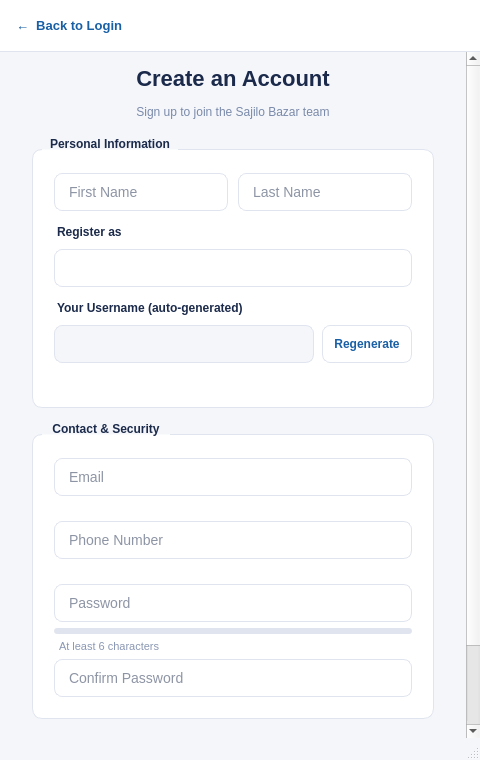
This is ui/register.ui in kriitikat/Sajilo-Bazarr as Qt 5 draws it before an edit. The edited form follows.
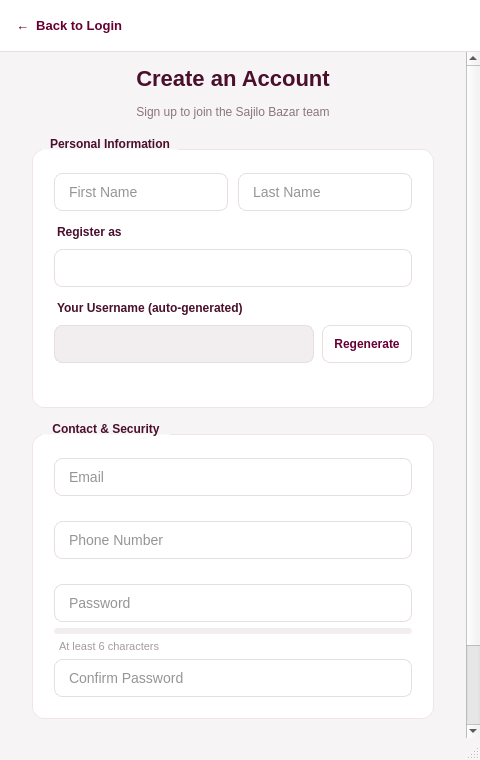
This is the edited form.

Commit message: Enhance ui of login page

What changed in the file:
```diff
--- a/ui/register.ui
+++ b/ui/register.ui
@@ -25,17 +25,17 @@
 
   <property name="styleSheet">
    <string notr="true">
-    /* ── Base / layout ─────────────────────────────────────────────── */
+    /* ── Base / layout — same Burgundy/Garnet palette as login.ui ────── */
     QMainWindow, QWidget#centralwidget, QWidget#scrollAreaContents {
-        background-color: #F4F6FA;
+        background-color: #F7F4F5;
     }
     QFrame#topBar {
         background-color: #FFFFFF;
-        border-bottom: 1px solid #E0E4EE;
+        border-bottom: 1px solid #E6DEE1;
     }
     QPushButton#backToLoginButton {
         background-color: transparent;
-        color: #185FA5;
+        color: #660033;
         border: none;
         font-size: 13px;
         font-weight: 600;
@@ -44,26 +44,31 @@
     QPushButton#backToLoginButton:hover { color: #1B2A4A; }
 
     QLabel#titleLabel {
-        color: #1B2A4A;
+        color: #4A0F2B;
         font-size: 22px;
         font-weight: 700;
         padding-top: 6px;
+        background: transparent;
     }
     QLabel#subtitleLabel {
-        color: #7a8aaa;
+        color: #8A7580;
         font-size: 12px;
         padding-bottom: 4px;
+        background: transparent;
     }
 
+    /* Cards read as distinct, elevated surfaces — same hairline-border
+       treatment as QFrame#card in login.ui — rather than the old flat
+       drop-shadow-less blue-bordered boxes. */
     QGroupBox {
         background-color: #FFFFFF;
-        border: 1px solid #E0E4EE;
-        border-radius: 10px;
+        border: 1px solid #F0E4E9;
+        border-radius: 12px;
         margin-top: 12px;
         padding: 14px 12px 12px 12px;
         font-size: 12px;
         font-weight: 700;
-        color: #1B2A4A;
+        color: #4A0F2B;
     }
     QGroupBox::title {
         subcontrol-origin: margin;
@@ -72,38 +77,39 @@
     }
 
     QLabel#roleLabel, QLabel#usernameLabel {
-        color: #1B2A4A;
+        color: #4A0F2B;
         font-size: 12px;
         font-weight: 600;
         padding-top: 4px;
+        background: transparent;
     }
 
     QPushButton#regenerateUsernameButton {
         background-color: #FFFFFF;
-        color: #185FA5;
-        border: 1px solid #E0E4EE;
+        color: #660033;
+        border: 1px solid #E6DEE1;
         border-radius: 8px;
         font-size: 12px;
         font-weight: 600;
     }
-    QPushButton#regenerateUsernameButton:hover { background-color: #E8F1FB; }
-    QPushButton#regenerateUsernameButton:disabled { color: #A9BCD8; }
+    QPushButton#regenerateUsernameButton:hover { background-color: #F3E6EC; }
+    QPushButton#regenerateUsernameButton:disabled { color: #C9A9BA; }
 
     QLineEdit, QComboBox {
-        border: 1px solid #E0E4EE;
+        border: 1px solid #E6DEE1;
         border-radius: 8px;
         padding: 8px 12px;
         font-size: 14px;
         background-color: #FFFFFF;
-        color: #1B2A4A;
+        color: #2C2C2C;
     }
     QLineEdit:focus, QComboBox:focus {
         border: 1px solid #185FA5;
         background-color: #E8F1FB;
     }
     QLineEdit:read-only {
-        background-color: #F4F6FA;
-        color: #5a6a8a;
+        background-color: #F2EDEF;
+        color: #A69AA0;
     }
     QComboBox::drop-down {
         border: none;
@@ -111,69 +117,73 @@
     }
 
     QPushButton#submitButton {
-        background-color: #185FA5;
+        background-color: #660033;
         color: white;
         border: none;
         border-radius: 8px;
         font-size: 14px;
         font-weight: 600;
     }
-    QPushButton#submitButton:hover   { background-color: #2D4A7A; }
-    QPushButton#submitButton:pressed { background-color: #1B2A4A; }
-    QPushButton#submitButton:disabled { background-color: #A9BCD8; }
+    QPushButton#submitButton:hover    { background-color: #4D0026; }
+    QPushButton#submitButton:pressed  { background-color: #3A001C; }
+    QPushButton#submitButton:disabled { background-color: #C9A9BA; }
 
     /* ── Hint labels (email/phone/username/password) ────────────────────
-       Default = neutral grey. Runtime-only change is the "state" dynamic
-       property, flipped from C++ via setLabelState(); every color for
-       every state lives right here. ─────────────────────────────────── */
+       Default = neutral mauve-grey (matches login's muted tone). Runtime-
+       only change is the "state" dynamic property, flipped from C++ via
+       setLabelState(); every color for every state lives right here. ── */
     QLabel#emailHintLabel, QLabel#phoneHintLabel,
     QLabel#usernameHintLabel, QLabel#passwordHintLabel {
         font-size: 11px;
-        color: #8a97b3;
+        color: #A69AA0;
         padding-left: 2px;
+        background: transparent;
     }
     QLabel#emailHintLabel[state="success"],
     QLabel#phoneHintLabel[state="success"],
     QLabel#usernameHintLabel[state="success"],
     QLabel#passwordHintLabel[state="success"] {
-        color: #1E8449;
+        color: #1E7A47;
     }
     QLabel#emailHintLabel[state="error"],
     QLabel#phoneHintLabel[state="error"],
     QLabel#usernameHintLabel[state="error"],
     QLabel#passwordHintLabel[state="error"] {
-        color: #C0392B;
+        color: #8B0000;
     }
     /* Password strength has two extra in-between states the other hints
-       don't use. */
-    QLabel#passwordHintLabel[state="warning"] { color: #E1A100; }
-    QLabel#passwordHintLabel[state="info"]    { color: #2E86C1; }
+       don't use. Kept out of blue entirely to stay inside the burgundy/
+       garnet/gold family. */
+    QLabel#passwordHintLabel[state="warning"] { color: #B8790F; }
+    QLabel#passwordHintLabel[state="info"]    { color: #7A4A5E; }
 
     /* ── Status label (bottom banner) ────────────────────────────────── */
     QLabel#statusLabel {
         font-size: 12px;
         padding-top: 4px;
+        background: transparent;
     }
-    QLabel#statusLabel[state="error"]   { color: #C0392B; }
-    QLabel#statusLabel[state="success"] { color: #1E8449; }
+    QLabel#statusLabel[state="error"]   { color: #8B0000; }
+    QLabel#statusLabel[state="success"] { color: #1E7A47; }
 
     /* ── Password strength bar ───────────────────────────────────────────
        Default (empty "strength" property) = neutral track, no fill color
        override needed since value is 0. Each state below recolors the
-       chunk only. ─────────────────────────────────────────────────────── */
+       chunk only. A warm gradient — garnet → gold → rose → green — reads
+       as "weak to strong" without reaching for blue. ───────────────────── */
     QProgressBar#passwordStrengthBar {
         border: none;
         border-radius: 3px;
-        background-color: #E0E4EE;
+        background-color: #F2EDEF;
     }
     QProgressBar#passwordStrengthBar::chunk {
         border-radius: 3px;
-        background-color: #E0E4EE;
+        background-color: #F2EDEF;
     }
-    QProgressBar#passwordStrengthBar[strength="weak"]::chunk   { background-color: #C0392B; }
-    QProgressBar#passwordStrengthBar[strength="fair"]::chunk   { background-color: #E1A100; }
-    QProgressBar#passwordStrengthBar[strength="good"]::chunk   { background-color: #2E86C1; }
-    QProgressBar#passwordStrengthBar[strength="strong"]::chunk { background-color: #1E8449; }
+    QProgressBar#passwordStrengthBar[strength="weak"]::chunk   { background-color: #8B0000; }
+    QProgressBar#passwordStrengthBar[strength="fair"]::chunk   { background-color: #B8790F; }
+    QProgressBar#passwordStrengthBar[strength="good"]::chunk   { background-color: #A64D6E; }
+    QProgressBar#passwordStrengthBar[strength="strong"]::chunk { background-color: #1E7A47; }
    </string>
   </property>
 
```
Left out of the diff: 6 changed lines with no effect on the pictures. The commit also changes 9 other files.
